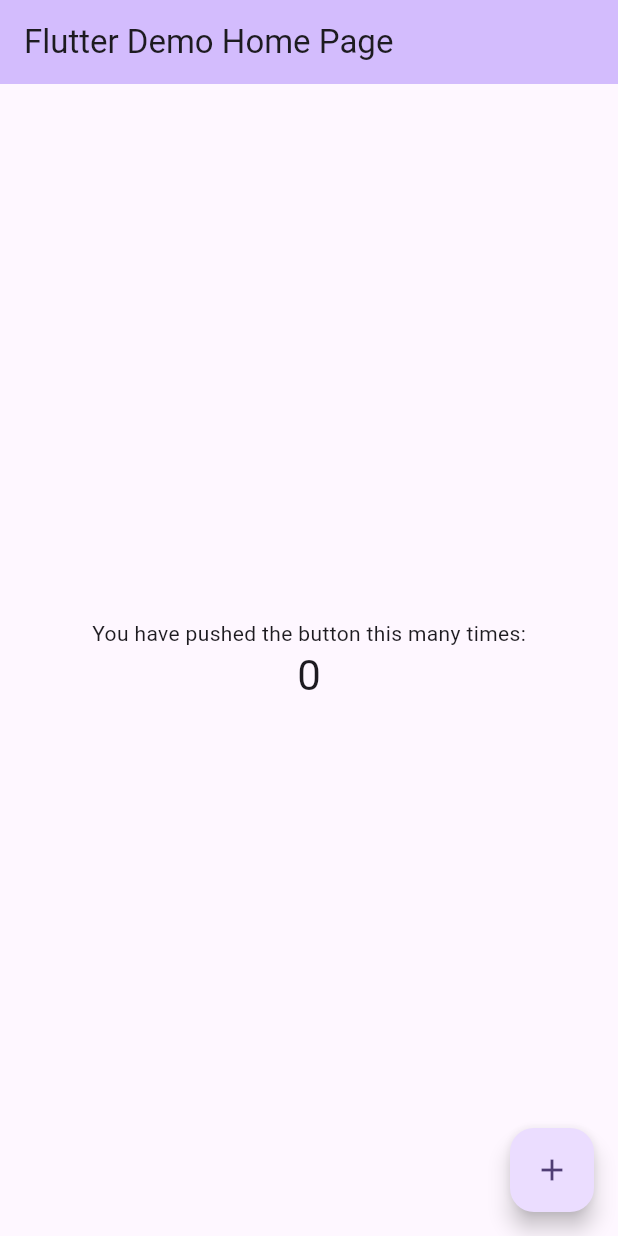
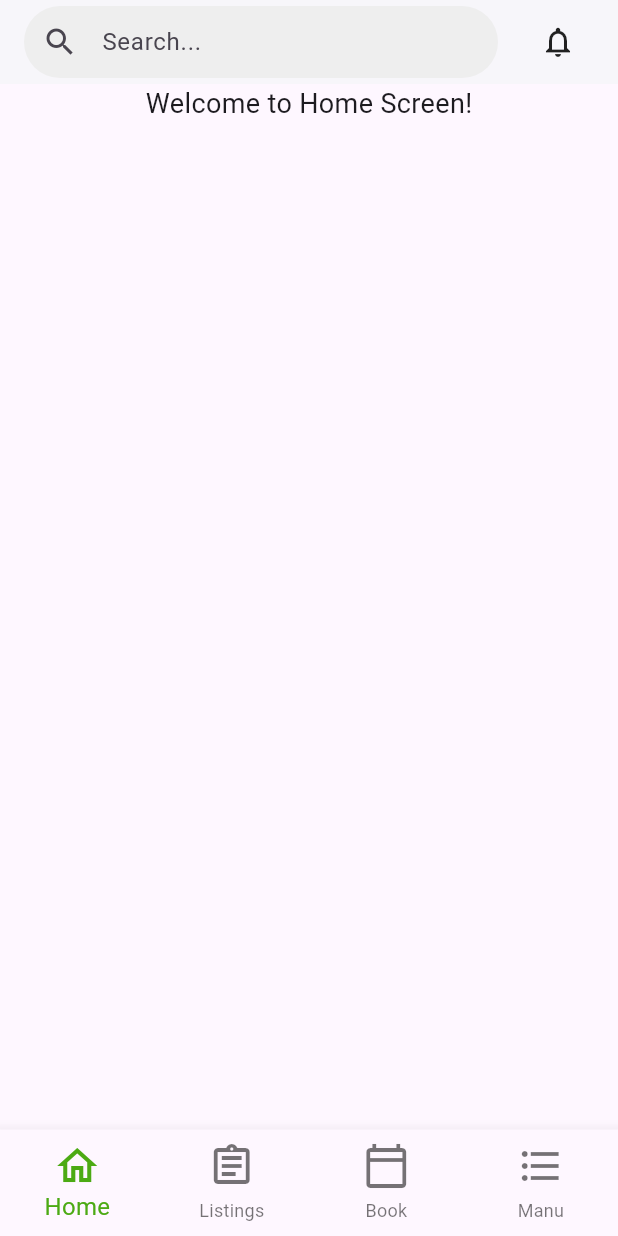
Before and after one commit to MTS-Services/Batteryqk_web-version-App-, a Flutter app: the screen it shows after launch, on a phone screen of 412 x 824 dp. Run offline on Flutter 3.47's test engine with Material 3 defaults, Android fonts, the phone set to English and light mode, and no system bars.

Commit message:
add bottom navigation

```diff
--- /dev/null
+++ b/lib/common/widgets/custom_app_bar.dart
@@ -0,0 +1,43 @@
+import 'package:flutter/material.dart';
+
+class CustomAppBar extends StatelessWidget {
+  const CustomAppBar({
+    super.key,
+  });
+
+  @override
+  Widget build(BuildContext context) {
+    return AppBar(
+      toolbarHeight: 70,
+      backgroundColor: Colors.white,
+      elevation: 1,
+      titleSpacing: 16,
+      title: Row(
+        children: [
+          Expanded(
+            child: TextField(
+              decoration: InputDecoration(
+                hintText: 'Search...',
+                prefixIcon: const Icon(Icons.search),
+                contentPadding: const EdgeInsets.symmetric(vertical: 0),
+                filled: true,
+                fillColor: Colors.grey.shade200,
+                border: OutlineInputBorder(
+                  borderRadius: BorderRadius.circular(30),
+                  borderSide: BorderSide.none,
+                ),
+              ),
+            ),
+          ),
+          const SizedBox(width: 16),
+          IconButton(
+            icon: const Icon(Icons.notifications_none, color: Colors.black87),
+            onPressed: () {
+              // Handle notification tap
+            },
+          ),
+        ],
+      ),
+    );
+  }
+}
--- /dev/null
+++ b/lib/common/widgets/custom_bottom_navigation_bar.dart
@@ -0,0 +1,50 @@
+import 'package:batteryqk_web_app/features/authentication/views/home_screen.dart';
+import 'package:batteryqk_web_app/util/colors.dart';
+import 'package:flutter/material.dart';
+
+import '../../features/authentication/views/menu_screen.dart';
+
+class CustomBottomNavigationBar extends StatefulWidget {
+  const CustomBottomNavigationBar({super.key});
+
+  @override
+  State<CustomBottomNavigationBar> createState() =>
+      _CustomBottomNavigationBarState();
+}
+
+class _CustomBottomNavigationBarState extends State<CustomBottomNavigationBar> {
+  int _currenIndex = 0;
+  List pageLink = [
+    HomeScreen(),
+    Container(color: Colors.yellow),
+    Container(color: Colors.green),
+    MenuScreen(),
+
+  ];
+
+  @override
+  Widget build(BuildContext context) {
+    return Scaffold(
+      body: pageLink[_currenIndex],
+      bottomNavigationBar: BottomNavigationBar(
+          type: BottomNavigationBarType.fixed,
+          iconSize: 32,
+          selectedFontSize: 16,
+          selectedIconTheme: IconThemeData(
+          ),
+          currentIndex: _currenIndex,
+          selectedItemColor: AppColor.appGreenColor,
+          onTap: (index){
+            setState(() {
+              _currenIndex = index;
+            });
+          },
+          items: const [
+BottomNavigationBarItem(icon: Icon(Icons.home_outlined,),label: 'Home'),
+BottomNavigationBarItem(icon: Icon(Icons.assignment_outlined),label: 'Listings'),
+BottomNavigationBarItem(icon: Icon(Icons.calendar_today_outlined),label: 'Book'),
+BottomNavigationBarItem(icon: Icon(Icons.format_list_bulleted_outlined),label: 'Manu'),
+      ]),
+    );
+  }
+}
--- a/lib/features/authentication/views/home_screen.dart
+++ b/lib/features/authentication/views/home_screen.dart
@@ -0,0 +1,31 @@
+import 'package:batteryqk_web_app/common/widgets/custom_app_bar.dart';
+import 'package:flutter/material.dart';
+
+class HomeScreen extends StatefulWidget {
+  const HomeScreen({super.key});
+
+  @override
+  State<HomeScreen> createState() => _HomeScreenState();
+}
+
+class _HomeScreenState extends State<HomeScreen> {
+  @override
+  Widget build(BuildContext context) {
+    return Scaffold(
+      appBar: PreferredSize(
+        preferredSize: Size.fromHeight(kToolbarHeight),
+        child: CustomAppBar(),
+      ),
+      body: Column(
+        children: [
+          Center(
+            child: Text(
+              'Welcome to Home Screen!',
+              style: TextStyle(fontSize: 18),
+            ),
+          ),
+        ],
+      ),
+    );
+  }
+}
--- a/lib/main.dart
+++ b/lib/main.dart
@@ -1,3 +1,6 @@
+import 'package:batteryqk_web_app/common/widgets/custom_bottom_navigation_bar.dart';
+import 'package:batteryqk_web_app/features/authentication/views/home_screen.dart';
+import 'package:batteryqk_web_app/features/authentication/views/menu_screen.dart';
 import 'package:flutter/material.dart';
 
 void main() {
@@ -11,112 +14,6 @@ class MyApp extends StatelessWidget {
   @override
   Widget build(BuildContext context) {
     return MaterialApp(
-      title: 'fdfdfdf',
-      theme: ThemeData(
-        // This is the theme of your application.
-        //
-        // TRY THIS: Try running your application with "flutter run". You'll see
-        // the application has a purple toolbar. Then, without quitting the app,
-        // try changing the seedColor in the colorScheme below to Colors.green
-        // and then invoke "hot reload" (save your changes or press the "hot
-        // reload" button in a Flutter-supported IDE, or press "r" if you used
-        // the command line to start the app).
-        //
-        // Notice that the counter didn't reset back to zero; the application
-        // state is not lost during the reload. To reset the state, use hot
-        // restart instead.
-        //
-        // This works for code too, not just values: Most code changes can be
-        // tested with just a hot reload.
-        colorScheme: ColorScheme.fromSeed(seedColor: Colors.deepPurple),
-      ),
-      home: const MyHomePage(title: 'Flutter Demo Home Page'),
-    );
+        title: 'BatteryQk', home: CustomBottomNavigationBar());
   }
 }
-
-class MyHomePage extends StatefulWidget {
-  const MyHomePage({super.key, required this.title});
-
-  // This widget is the home page of your application. It is stateful, meaning
-  // that it has a State object (defined below) that contains fields that affect
-  // how it looks.
-
-  // This class is the configuration for the state. It holds the values (in this
-  // case the title) provided by the parent (in this case the App widget) and
-  // used by the build method of the State. Fields in a Widget subclass are
-  // always marked "final".
-
-  final String title;
-
-  @override
-  State<MyHomePage> createState() => _MyHomePageState();
-}
-
-class _MyHomePageState extends State<MyHomePage> {
-  int _counter = 0;
-
-  void _incrementCounter() {
-    setState(() {
-      // This call to setState tells the Flutter framework that something has
-      // changed in this State, which causes it to rerun the build method below
-      // so that the display can reflect the updated values. If we changed
-      // _counter without calling setState(), then the build method would not be
-      // called again, and so nothing would appear to happen.
-      _counter++;
-    });
-  }
-
-  @override
-  Widget build(BuildContext context) {
-    // This method is rerun every time setState is called, for instance as done
-    // by the _incrementCounter method above.
-    //
-    // The Flutter framework has been optimized to make rerunning build methods
-    // fast, so that you can just rebuild anything that needs updating rather
-    // than having to individually change instances of widgets.
-    return Scaffold(
-      appBar: AppBar(
-        // TRY THIS: Try changing the color here to a specific color (to
-        // Colors.amber, perhaps?) and trigger a hot reload to see the AppBar
-        // change color while the other colors stay the same.
-        backgroundColor: Theme.of(context).colorScheme.inversePrimary,
-        // Here we take the value from the MyHomePage object that was created by
-        // the App.build method, and use it to set our appbar title.
-        title: Text(widget.title),
-      ),
-      body: Center(
-        // Center is a layout widget. It takes a single child and positions it
-        // in the middle of the parent.
-        child: Column(
-          // Column is also a layout widget. It takes a list of children and
-          // arranges them vertically. By default, it sizes itself to fit its
-          // children horizontally, and tries to be as tall as its parent.
-          //
-          // Column has various properties to control how it sizes itself and
-          // how it positions its children. Here we use mainAxisAlignment to
-          // center the children vertically; the main axis here is the vertical
-          // axis because Columns are vertical (the cross axis would be
-          // horizontal).
-          //
-          // TRY THIS: Invoke "debug painting" (choose the "Toggle Debug Paint"
-          // action in the IDE, or press "p" in the console), to see the
-          // wireframe for each widget.
-          mainAxisAlignment: MainAxisAlignment.center,
-          children: <Widget>[
-            const Text('You have pushed the button this many times:'),
-            Text(
-              '$_counter',
-              style: Theme.of(context).textTheme.headlineMedium,
-            ),
-          ],
-        ),
-      ),
-      floatingActionButton: FloatingActionButton(
-        onPressed: _incrementCounter,
-        tooltip: 'Increment',
-        child: const Icon(Icons.add),
-      ), // This trailing comma makes auto-formatting nicer for build methods.
-    );
-  }
-}
--- a/lib/util/text_string.dart
+++ b/lib/util/text_string.dart
@@ -1,4 +1,5 @@
 class AppText {
+  static const appTitle = "Batteryqk";
   static const homeTitle = "Find the Perfect Sports Academy or Nursery";
   static const homeSubTitle =
       "Discover top-rated sports academies and nurseries in your area. Book sessions easily and track your progress.";
```
